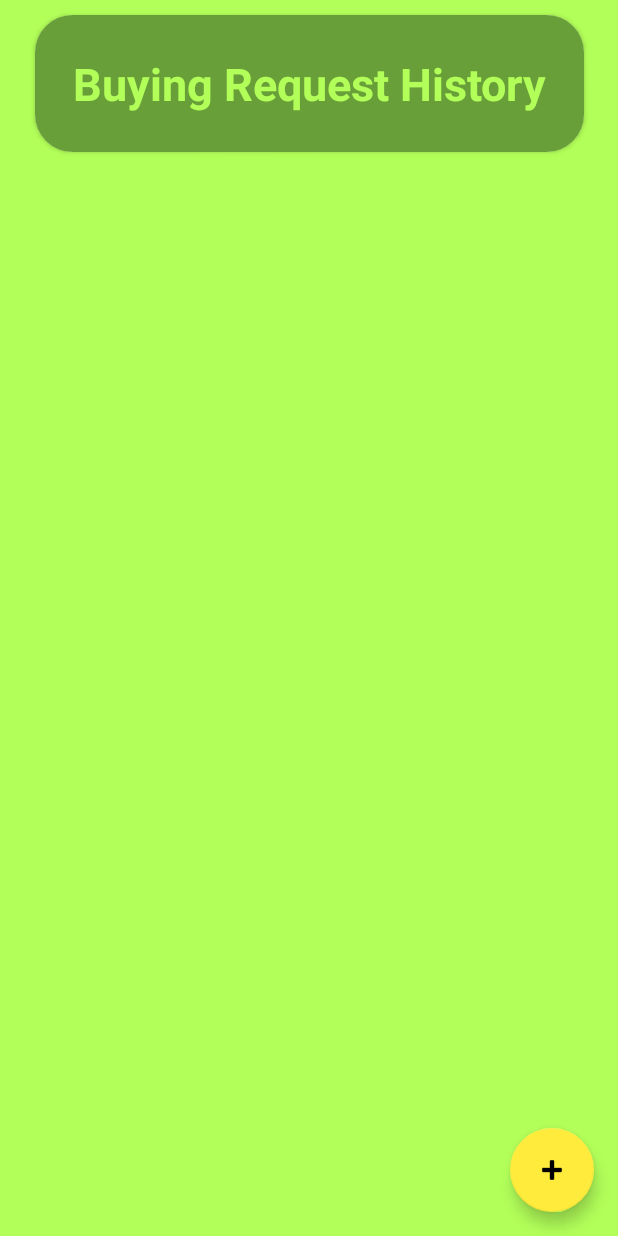
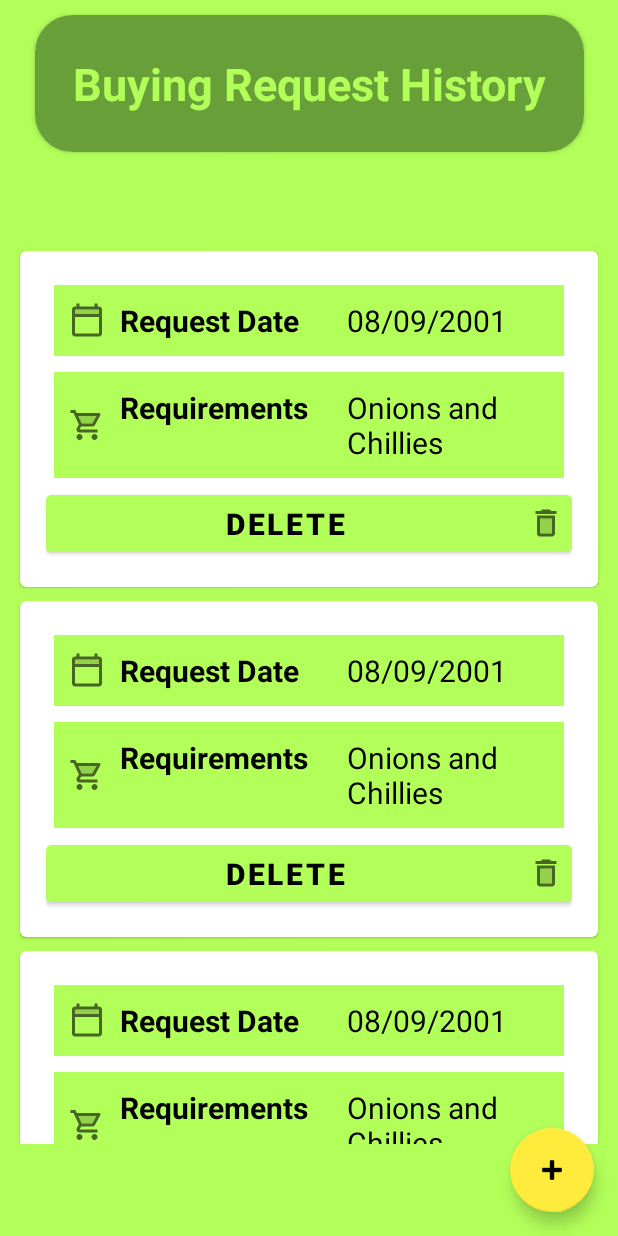
Before and after one commit to NullScripts/Agcrops, an Android app: the layout activity_buyer.xml on its own in the app's theme, with its tools: preview values and no code run, on a phone screen of 412 x 824 dp. Run offline under Robolectric (Android 15) with nearby library versions, the phone set to English and light mode, and no system bars; Roboto replaces fonts that are not available here.

Commit message:
updated cardUseCompatPadding=true for buyer request history recycler view

```diff
--- a/app/src/main/res/layout/activity_buyer.xml
+++ b/app/src/main/res/layout/activity_buyer.xml
@@ -39,6 +39,7 @@
         app:layout_constraintStart_toStartOf="parent"
         app:layout_constraintEnd_toEndOf="parent"
         android:layout_margin="10dp"
+        tools:listitem="@layout/buying_history_item"
         />
 
     <com.google.android.material.floatingactionbutton.FloatingActionButton
--- a/app/src/main/res/layout/buying_history_item.xml
+++ b/app/src/main/res/layout/buying_history_item.xml
@@ -3,6 +3,8 @@
     android:layout_height="wrap_content"
     android:layout_width="match_parent"
     xmlns:app="http://schemas.android.com/apk/res-auto"
+    app:contentPadding="10dp"
+    app:cardUseCompatPadding="true"
     >
     <androidx.constraintlayout.widget.ConstraintLayout
         android:layout_width="match_parent"
```
